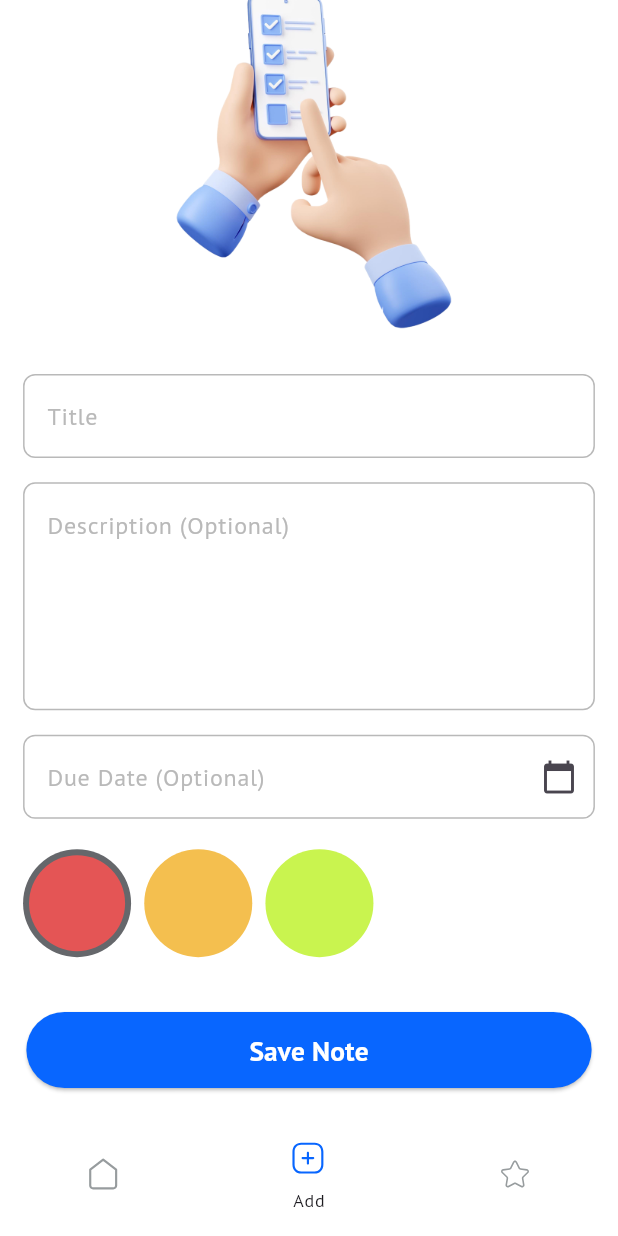
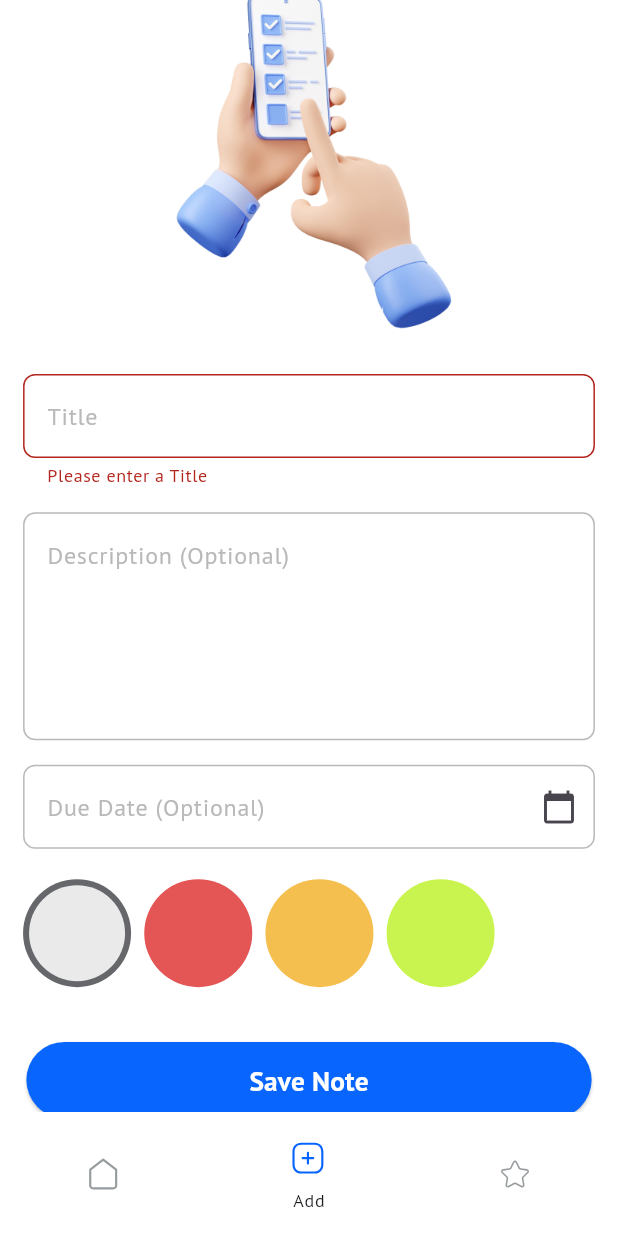
Before and after one commit to hashimsaffarini/NotaLite_App, a Flutter app: the NavBar screen opened by its route, item 2 of the bottom bar chosen, scrolled down 104 dp, after a tap on "Save Note", on a phone screen of 412 x 824 dp. Run offline on Flutter 3.47's test engine with Material 3 defaults, Android fonts, the phone set to English and light mode, and no system bars; our stand-ins replace flutter_bloc, flutter_screenutil, flutter_svg, hive, hive_flutter, iconsax and 1 more; accounts and stored records are empty.

Commit message:
feat: Add NotesState class and its subclasses for managing the state of notes

```diff
--- a/lib/core/widgets/nav_bar.dart
+++ b/lib/core/widgets/nav_bar.dart
@@ -3,7 +3,8 @@ import 'package:flutter_bloc/flutter_bloc.dart';
 import 'package:flutter_svg/svg.dart';
 import 'package:to_do/core/utils/app_images.dart';
 import 'package:to_do/features/add/ui/pages/add_note_page.dart';
-import 'package:to_do/features/home/logic/add_note/add_note_cubit.dart';
+import 'package:to_do/features/add/logic/add_note/add_note_cubit.dart';
+import 'package:to_do/features/home/logic/notes/notes_cubit.dart';
 import 'package:to_do/features/home/ui/pages/home_page.dart';
 import 'package:to_do/features/priority/ui/pages/priority_task_page.dart';
 
@@ -18,7 +19,10 @@ class _NavBarState extends State<NavBar> {
   int _currentIndex = 0;
 
   List<Widget> list = [
-    const HomePage(),
+    BlocProvider(
+      create: (context) => NotesCubit()..fetchAllNotes(),
+      child: const HomePage(),
+    ),
     BlocProvider(
       create: (context) => AddNoteCubit(),
       child: const AddNotePage(),
--- a/lib/features/home/logic/add_note/add_note_cubit.dart
+++ b/lib/features/add/logic/add_note/add_note_cubit.dart
@@ -2,6 +2,7 @@ import 'package:flutter/material.dart';
 import 'package:flutter_bloc/flutter_bloc.dart';
 import 'package:hive_flutter/adapters.dart';
 import 'package:to_do/core/helpers/helper_const.dart';
+import 'package:to_do/core/utils/app_colors.dart';
 import 'package:to_do/features/home/data/models/note_model.dart';
 
 part 'add_note_state.dart';
@@ -9,17 +10,28 @@ part 'add_note_state.dart';
 class AddNoteCubit extends Cubit<AddNoteState> {
   AddNoteCubit() : super(AddNoteInitial());
 
-  Color color = const Color(0xffE45555);
-
+  Color color = AppColors.noteBackGround;
+  final GlobalKey<FormState> formKey = GlobalKey<FormState>();
+  TextEditingController titleController = TextEditingController();
+  TextEditingController descriptionController = TextEditingController();
+  TextEditingController dueDateController = TextEditingController();
   void addNote(NoteModel note) async {
-    note.color = color.value;
+    // note.color = color.value;
     emit(AddNoteLoading());
     try {
       var notesBox = Hive.box<NoteModel>(kNotesBox);
       await notesBox.add(note);
+      clearFields();
       emit(AddNoteSuccess());
     } catch (e) {
       emit(AddNoteFailure(e.toString()));
     }
   }
+
+  void clearFields() {
+    titleController.clear();
+    descriptionController.clear();
+    dueDateController.clear();
+    color = AppColors.noteBackGround;
+  }
 }
--- a/lib/features/add/ui/widgets/add_note_form.dart
+++ b/lib/features/add/ui/widgets/add_note_form.dart
@@ -1,7 +1,9 @@
 import 'package:flutter/material.dart';
+import 'package:flutter_bloc/flutter_bloc.dart';
 import 'package:flutter_screenutil/flutter_screenutil.dart';
 import 'package:to_do/core/theming/styles.dart';
 import 'package:to_do/core/utils/app_colors.dart';
+import 'package:to_do/features/add/logic/add_note/add_note_cubit.dart';
 
 class AddNoteForm extends StatefulWidget {
   const AddNoteForm({super.key});
@@ -11,9 +13,6 @@ class AddNoteForm extends StatefulWidget {
 }
 
 class _AddNoteFormState extends State<AddNoteForm> {
-  final TextEditingController _titleController = TextEditingController();
-  final TextEditingController _descriptionController = TextEditingController();
-  final TextEditingController _dueDateController = TextEditingController();
   Future<void> _selectDueDate(BuildContext context) async {
     final DateTime? pickedDate = await showDatePicker(
       context: context,
@@ -36,7 +35,7 @@ class _AddNoteFormState extends State<AddNoteForm> {
     );
     if (pickedDate != null) {
       setState(() {
-        _dueDateController.text =
+        context.read<AddNoteCubit>().dueDateController.text =
             '${pickedDate.day}/${pickedDate.month}/${pickedDate.year}';
       });
     }
@@ -45,12 +44,13 @@ class _AddNoteFormState extends State<AddNoteForm> {
   @override
   Widget build(BuildContext context) {
     return Form(
+      key: context.read<AddNoteCubit>().formKey,
       child: Padding(
         padding: EdgeInsets.symmetric(horizontal: 14.0.w),
         child: Column(
           children: [
             TextFormField(
-              controller: _titleController,
+              controller: context.read<AddNoteCubit>().titleController,
               validator: (String? value) {
                 if (value == null || value.isEmpty) {
                   return 'Please enter a Title';
@@ -87,7 +87,7 @@ class _AddNoteFormState extends State<AddNoteForm> {
             ),
             SizedBox(height: 16.0.h),
             TextFormField(
-              controller: _descriptionController,
+              controller: context.read<AddNoteCubit>().descriptionController,
               cursorColor: AppColors.primaryColor,
               style: TextStyles.font14BlackRegular.copyWith(
                 color: Colors.black,
@@ -119,7 +119,7 @@ class _AddNoteFormState extends State<AddNoteForm> {
             ),
             SizedBox(height: 16.h),
             TextFormField(
-              controller: _dueDateController,
+              controller: context.read<AddNoteCubit>().dueDateController,
               cursorColor: AppColors.primaryColor,
               readOnly: true,
               onTap: () => _selectDueDate(context),
--- a/lib/features/add/ui/widgets/add_page_body.dart
+++ b/lib/features/add/ui/widgets/add_page_body.dart
@@ -1,16 +1,38 @@
 import 'package:flutter/material.dart';
+import 'package:flutter_bloc/flutter_bloc.dart';
 import 'package:flutter_screenutil/flutter_screenutil.dart';
 import 'package:to_do/core/utils/app_images.dart';
 import 'package:to_do/core/widgets/custom_button.dart';
+import 'package:to_do/core/widgets/succsess_dialog.dart';
 import 'package:to_do/features/add/ui/widgets/add_note_form.dart';
 import 'package:to_do/features/add/ui/widgets/colors_filtered.dart';
+import 'package:to_do/features/home/data/models/note_model.dart';
+import 'package:to_do/features/add/logic/add_note/add_note_cubit.dart';
 
 class AddPageBody extends StatelessWidget {
   const AddPageBody({super.key});
 
   @override
   Widget build(BuildContext context) {
-    return Column(
+    return BlocListener<AddNoteCubit, AddNoteState>(
+      listener: (context, state) {
+        if (state is AddNoteSuccess) {
+          showDialog(
+            context: context,
+            builder: (BuildContext context) {
+              return const SuccessDialog();
+            },
+          );
+        } else if (state is AddNoteFailure) {
+          ScaffoldMessenger.of(context).showSnackBar(
+            SnackBar(
+              content: Text('Failed to add note: ${state.message}'),
+              backgroundColor: Colors.red,
+            ),
+          );
+        }
+      },
+      child: Column(
         children: [
           Center(
             child: Image.asset(
@@ -25,13 +47,36 @@ class AddPageBody extends StatelessWidget {
           const ColorsFiltered(),
           SizedBox(height: 20.h),
           CustomButton(
-          onPressed: () {},
+            onPressed: () {
+              if (context
+                  .read<AddNoteCubit>()
+                  .formKey
+                  .currentState!
+                  .validate()) {
+                final title = context.read<AddNoteCubit>().titleController.text;
+                final description =
+                    context.read<AddNoteCubit>().descriptionController.text;
+                final dueDate =
+                    context.read<AddNoteCubit>().dueDateController.text;
+                final note = NoteModel(
+                  title: title,
+                  description: description,
+                  dueDate: dueDate,
+                  color: context.read<AddNoteCubit>().color.value,
+                  date:
+                      'Date: ${DateTime.now().day}/${DateTime.now().month}/${DateTime.now().year}',
+                  time: 'Time: ${DateTime.now().hour}:${DateTime.now().minute}',
+                );
+                context.read<AddNoteCubit>().addNote(note);
+              }
+            },
             buttonRadius: 48,
             buttonText: 'Save Note',
             verticalPadding: 16,
             horizontalPadding: 16,
           ),
         ],
+      ),
     );
   }
 }
--- a/lib/features/add/ui/widgets/colors_filtered.dart
+++ b/lib/features/add/ui/widgets/colors_filtered.dart
@@ -2,7 +2,7 @@ import 'package:flutter/material.dart';
 import 'package:flutter_bloc/flutter_bloc.dart';
 import 'package:flutter_screenutil/flutter_screenutil.dart';
 import 'package:to_do/core/utils/app_colors.dart';
-import 'package:to_do/features/home/logic/add_note/add_note_cubit.dart';
+import 'package:to_do/features/add/logic/add_note/add_note_cubit.dart';
 
 class ColorsFiltered extends StatefulWidget {
   const ColorsFiltered({super.key});
@@ -69,6 +69,7 @@ class ColorItem extends StatelessWidget {
 }
 
 List<Color> colors = const [
+  AppColors.noteBackGround,
   Color(0xffE45555),
   Color(0xffF4BF4F),
   Color(0xffC9F44F),
--- a/lib/features/home/data/models/note_model.dart
+++ b/lib/features/home/data/models/note_model.dart
@@ -26,7 +26,7 @@ class NoteModel extends HiveObject {
     required this.description,
     required this.color,
     required this.dueDate,
-  })  : date =
-            'Date: ${DateTime.now().day}/${DateTime.now().month}/${DateTime.now().year}',
-        time = 'Time: ${DateTime.now().hour}:${DateTime.now().minute}';
+    required this.date,
+    required this.time,
+  });
 }
--- /dev/null
+++ b/lib/features/home/logic/notes/notes_cubit.dart
@@ -0,0 +1,17 @@
+import 'package:flutter_bloc/flutter_bloc.dart';
+import 'package:hive/hive.dart';
+import 'package:to_do/core/helpers/helper_const.dart';
+import 'package:to_do/features/home/data/models/note_model.dart';
+
+part 'notes_state.dart';
+
+class NotesCubit extends Cubit<NotesState> {
+  NotesCubit() : super(NotesInitial());
+  List<NoteModel>? notes;
+
+  fetchAllNotes() async {
+    var notesBox = Hive.box<NoteModel>(kNotesBox);
+    notes = notesBox.values.toList().reversed.toList();
+    emit(NotesSuccess(notes!.reversed.toList()));
+  }
+}
--- /dev/null
+++ b/lib/features/home/logic/notes/notes_state.dart
@@ -0,0 +1,13 @@
+part of 'notes_cubit.dart';
+
+sealed class NotesState {}
+
+final class NotesInitial extends NotesState {}
+
+final class NotesLoading extends NotesState {}
+
+final class NotesSuccess extends NotesState {
+  final List<NoteModel> notes;
+
+  NotesSuccess(this.notes);
+}
--- a/lib/features/home/ui/widgets/note_item.dart
+++ b/lib/features/home/ui/widgets/note_item.dart
@@ -3,10 +3,11 @@ import 'package:flutter_screenutil/flutter_screenutil.dart';
 import 'package:iconsax/iconsax.dart';
 import 'package:to_do/core/theming/styles.dart';
 import 'package:to_do/core/utils/app_colors.dart';
+import 'package:to_do/features/home/data/models/note_model.dart';
 
 class NoteItem extends StatelessWidget {
-  const NoteItem({super.key});
-
+  const NoteItem({super.key, required this.note});
+  final NoteModel note;
   @override
   Widget build(BuildContext context) {
     return Container(
@@ -14,7 +15,7 @@ class NoteItem extends StatelessWidget {
         maxWidth: MediaQuery.of(context).size.width * 0.9,
       ),
       decoration: BoxDecoration(
-        color: AppColors.noteBackGround,
+        color: Color(note.color),
         borderRadius: BorderRadius.circular(12),
       ),
       child: Padding(
@@ -23,7 +24,7 @@ class NoteItem extends StatelessWidget {
           crossAxisAlignment: CrossAxisAlignment.start,
           children: [
             Text(
-              'Note Title: The user can do with \n',
+              '${note.title} \n',
               style: TextStyles.font14BlackRegular.copyWith(
                 fontWeight: FontWeight.bold,
                 fontSize: 16,
@@ -31,13 +32,13 @@ class NoteItem extends StatelessWidget {
               ),
             ),
             Text(
-              'Date: ${DateTime.now().day}/${DateTime.now().month}/${DateTime.now().year}',
+              note.date,
               style: TextStyles.font14BlackRegular,
             ),
             Row(
               children: [
                 Text(
-                  'Time: ${DateTime.now().hour}:${DateTime.now().minute}',
+                  note.time,
                   style: TextStyles.font14BlackRegular,
                 ),
                 const Spacer(),
--- a/lib/features/home/ui/widgets/notes_list_view.dart
+++ b/lib/features/home/ui/widgets/notes_list_view.dart
@@ -1,5 +1,7 @@
 import 'package:flutter/material.dart';
+import 'package:flutter_bloc/flutter_bloc.dart';
 import 'package:flutter_screenutil/flutter_screenutil.dart';
+import 'package:to_do/features/home/logic/notes/notes_cubit.dart';
 import 'package:to_do/features/home/ui/widgets/note_item.dart';
 
 class NotesListView extends StatelessWidget {
@@ -7,14 +9,21 @@ class NotesListView extends StatelessWidget {
 
   @override
   Widget build(BuildContext context) {
+    return BlocBuilder<NotesCubit, NotesState>(
+      builder: (context, state) {
+        final notes = context.read<NotesCubit>().notes;
         return ListView.builder(
           shrinkWrap: true,
           physics: const NeverScrollableScrollPhysics(),
-      itemCount: 20,
+          itemCount: notes?.length ?? 0,
           itemBuilder: (context, index) {
             return Padding(
               padding: EdgeInsets.symmetric(horizontal: 16.w, vertical: 8.h),
-          child: const NoteItem(),
+              child: NoteItem(
+                note: notes![index],
+              ),
+            );
+          },
         );
       },
     );
```
Also changed, not shown: lib/core/widgets/succsess_dialog.dart (added, +72 -0 lines), lib/features/add/logic/add_note/add_note_state.dart (renamed from lib/features/home/logic/add_note/add_note_state.dart), lib/features/home/data/models/note_model.g.dart, 1 other file. Lines whose indentation alone changed are shown as unchanged.
